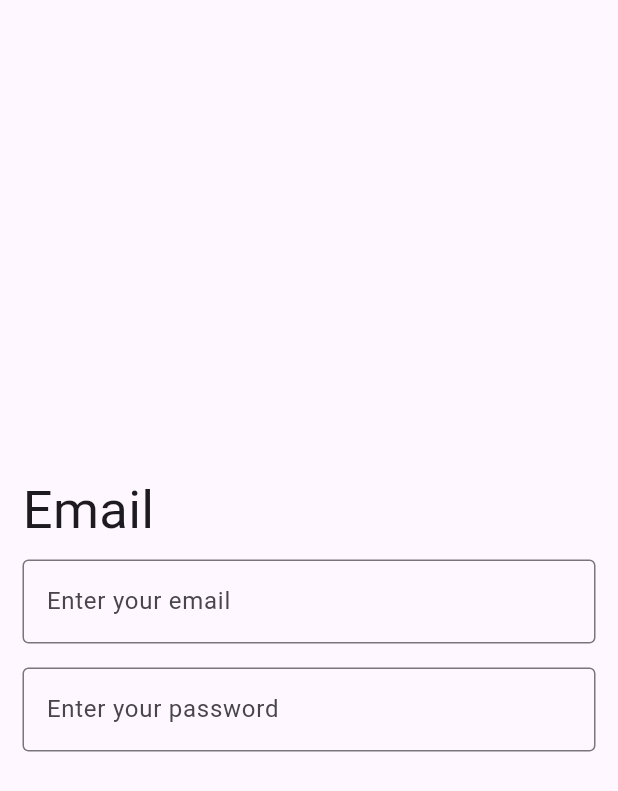
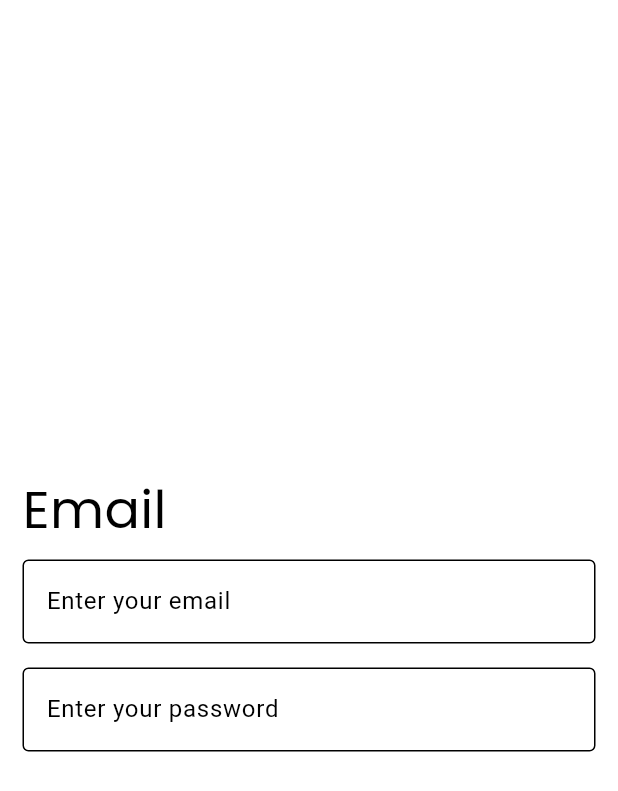
Before and after one commit to FDAsico/pawfect, a Flutter app: the screen it shows after launch, on a phone screen of 412 x 824 dp. Shown: the top 791 px of the screen. Run offline on Flutter 3.47's test engine with Material 3 defaults, Android fonts, the light colour scheme and no system bars; our stand-ins replace google_fonts.

Commit message:
Added ThemeData

```diff
--- a/lib/app.dart
+++ b/lib/app.dart
@@ -1,5 +1,6 @@
 import 'package:flutter/material.dart';
 import 'package:pawfect/screens/login/login.dart';
+import 'package:google_fonts/google_fonts.dart';
 // import 'screens/home/home.dart';
 
 class App extends StatelessWidget {
@@ -8,7 +9,28 @@ class App extends StatelessWidget {
   @override
   Widget build(BuildContext context) {
     return MaterialApp(
+      title: 'Pawfect Naga',
       home: Login(),
+      theme: ThemeData(
+        colorScheme: ColorScheme.light(
+          primary: Color.fromARGB(255, 95, 79, 134),
+          //onPrimary: onPrimary,
+          //secondary: secondary,
+          //onSecondary: onSecondary,
+        ),
+        textTheme: TextTheme(
+          displayLarge: const TextStyle(
+            fontSize: 72,
+            fontWeight: FontWeight.bold,
+          ),
+          titleLarge: GoogleFonts.poppins(
+            fontSize: 30,
+            fontStyle: FontStyle.italic,
+          ),
+          bodyMedium: GoogleFonts.poppins(),
+          displaySmall: GoogleFonts.poppins(),
+        ),
+      ),
     );
   }
 }
```
